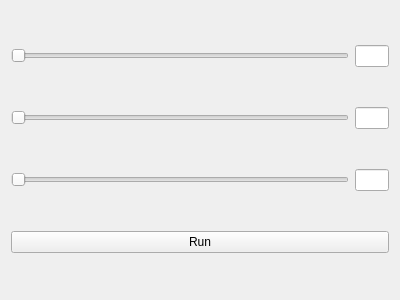
Above: Widgets/SFSensorControlWidget/SFSensorControlWidget.ui from dogukanarat/SensorFusion before the change. Below: the same form after it.
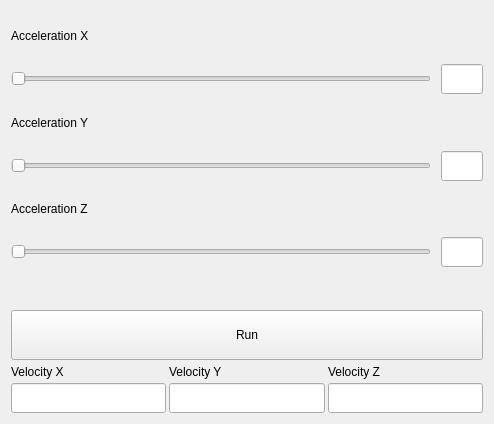
That is the form after the change.

Commit message: Add velocity calculation

```diff
--- a/Widgets/SFSensorControlWidget/SFSensorControlWidget.ui
+++ b/Widgets/SFSensorControlWidget/SFSensorControlWidget.ui
@@ -6,16 +6,29 @@
    <rect>
     <x>0</x>
     <y>0</y>
-    <width>400</width>
-    <height>300</height>
+    <width>494</width>
+    <height>424</height>
    </rect>
   </property>
   <property name="windowTitle">
    <string>Form</string>
   </property>
-  <layout class="QVBoxLayout" name="verticalLayout">
+  <layout class="QVBoxLayout" name="verticalLayout" stretch="1,3,1,3,1,3,0,4,1">
+   <property name="spacing">
+    <number>3</number>
+   </property>
+   <item>
+    <widget class="QLabel" name="labelAccelerationX">
+     <property name="text">
+      <string>Acceleration X</string>
+     </property>
+    </widget>
+   </item>
    <item>
     <layout class="QHBoxLayout" name="layoutAccelerationX" stretch="10,1">
+     <property name="spacing">
+      <number>10</number>
+     </property>
      <item>
       <widget class="QSlider" name="accelerationX">
        <property name="orientation">
@@ -24,12 +37,29 @@
       </widget>
      </item>
      <item>
-      <widget class="QLineEdit" name="accelerationXState"/>
+      <widget class="QLineEdit" name="accelerationXState">
+       <property name="minimumSize">
+        <size>
+         <width>0</width>
+         <height>30</height>
+        </size>
+       </property>
+      </widget>
      </item>
     </layout>
    </item>
+   <item>
+    <widget class="QLabel" name="labelAccelerationY">
+     <property name="text">
+      <string>Acceleration Y</string>
+     </property>
+    </widget>
+   </item>
    <item>
     <layout class="QHBoxLayout" name="layoutAccelerationY" stretch="10,1">
+     <property name="spacing">
+      <number>10</number>
+     </property>
      <item>
       <widget class="QSlider" name="accelerationY">
        <property name="orientation">
@@ -38,12 +68,29 @@
       </widget>
      </item>
      <item>
-      <widget class="QLineEdit" name="accelerationYState"/>
+      <widget class="QLineEdit" name="accelerationYState">
+       <property name="minimumSize">
+        <size>
+         <width>0</width>
+         <height>30</height>
+        </size>
+       </property>
+      </widget>
      </item>
     </layout>
    </item>
+   <item>
+    <widget class="QLabel" name="labelAccelerationZ">
+     <property name="text">
+      <string>Acceleration Z</string>
+     </property>
+    </widget>
+   </item>
    <item>
     <layout class="QHBoxLayout" name="layoutAccelerationZ" stretch="10,1">
+     <property name="spacing">
+      <number>10</number>
+     </property>
      <item>
       <widget class="QSlider" name="accelerationZ">
        <property name="orientation">
@@ -52,17 +99,110 @@
       </widget>
      </item>
      <item>
-      <widget class="QLineEdit" name="accelerationZState"/>
+      <widget class="QLineEdit" name="accelerationZState">
+       <property name="minimumSize">
+        <size>
+         <width>0</width>
+         <height>30</height>
+        </size>
+       </property>
+      </widget>
      </item>
     </layout>
    </item>
+   <item>
+    <spacer name="verticalSpacer">
+     <property name="orientation">
+      <enum>Qt::Vertical</enum>
+     </property>
+     <property name="sizeHint" stdset="0">
+      <size>
+       <width>20</width>
+       <height>40</height>
+      </size>
+     </property>
+    </spacer>
+   </item>
    <item>
     <widget class="QPushButton" name="buttonRun">
+     <property name="minimumSize">
+      <size>
+       <width>0</width>
+       <height>50</height>
+      </size>
+     </property>
      <property name="text">
       <string>Run</string>
      </property>
     </widget>
    </item>
+   <item>
+    <layout class="QHBoxLayout" name="horizontalLayout">
+     <item>
+      <layout class="QVBoxLayout" name="layoutVelocityX">
+       <item>
+        <widget class="QLabel" name="labelVelocityX">
+         <property name="text">
+          <string>Velocity X</string>
+         </property>
+        </widget>
+       </item>
+       <item>
+        <widget class="QLineEdit" name="velocityXState">
+         <property name="minimumSize">
+          <size>
+           <width>0</width>
+           <height>30</height>
+          </size>
+         </property>
+        </widget>
+       </item>
+      </layout>
+     </item>
+     <item>
+      <layout class="QVBoxLayout" name="layoutVelocityY">
+       <item>
+        <widget class="QLabel" name="labelVelocityY">
+         <property name="text">
+          <string>Velocity Y</string>
+         </property>
+        </widget>
+       </item>
+       <item>
+        <widget class="QLineEdit" name="velocityYState">
+         <property name="minimumSize">
+          <size>
+           <width>0</width>
+           <height>30</height>
+          </size>
+         </property>
+        </widget>
+       </item>
+      </layout>
+     </item>
+     <item>
+      <layout class="QVBoxLayout" name="layoutVelocityZ">
+       <item>
+        <widget class="QLabel" name="labelVelocityZ">
+         <property name="text">
+          <string>Velocity Z</string>
+         </property>
+        </widget>
+       </item>
+       <item>
+        <widget class="QLineEdit" name="velocityZState">
+         <property name="minimumSize">
+          <size>
+           <width>0</width>
+           <height>30</height>
+          </size>
+         </property>
+        </widget>
+       </item>
+      </layout>
+     </item>
+    </layout>
+   </item>
   </layout>
  </widget>
  <resources/>
```
The commit also changes 2 other files.
